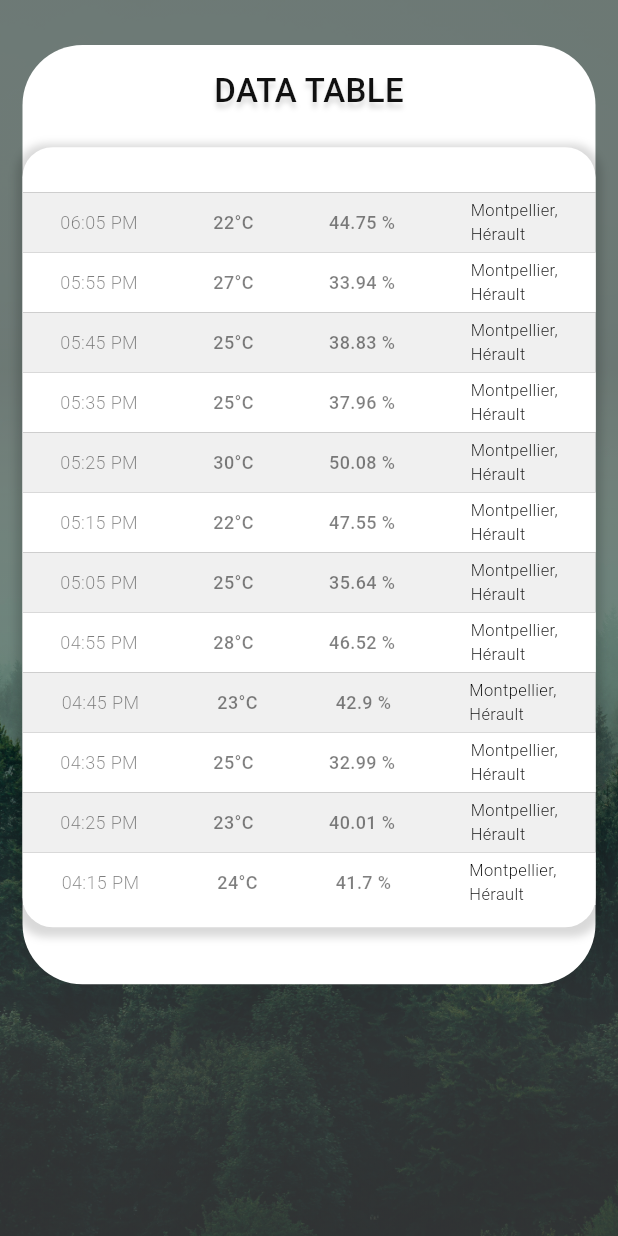
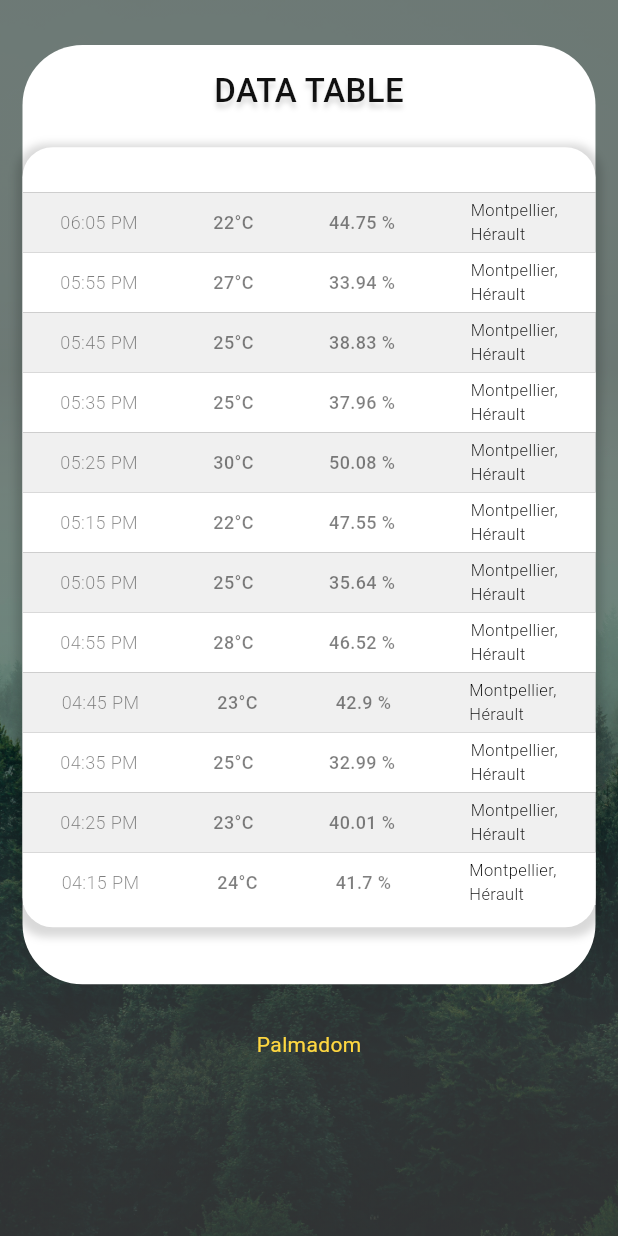
Before and after one commit to nourhan11atef/Nour_Project_19-4, a Flutter app: the screen it shows after launch, swiped to page 3, on a phone screen of 412 x 824 dp. Run offline on Flutter 3.47's test engine with Material 3 defaults, Android fonts, the light colour scheme and no system bars; our stand-ins replace date_format, fl_chart, flutter_screenutil, google_fonts.

Commit message:
palmadom

```diff
--- a/lib/Screens/archive/archive_screen.dart
+++ b/lib/Screens/archive/archive_screen.dart
@@ -28,7 +28,10 @@ class ArchiveBody extends StatelessWidget {
   @override
   Widget build(BuildContext context) {
     return SafeArea(
-      child: Container(
+      child:
+      Column(
+        children: [
+          Container(
             margin: const EdgeInsets.symmetric(
               horizontal: kSecondaryPadding,
               vertical: kDefaultPadding,
@@ -85,6 +88,13 @@ class ArchiveBody extends StatelessWidget {
                 ],
               ),
             ),
+          ),
+        const Center(child: Column(
+          children: [Text("Palmadom",style: TextStyle(color: Colors.amberAccent),),
+
+          ],
+        ),)
+        ],
       ),
     );
   }
```
Lines whose indentation alone changed are shown as unchanged.
